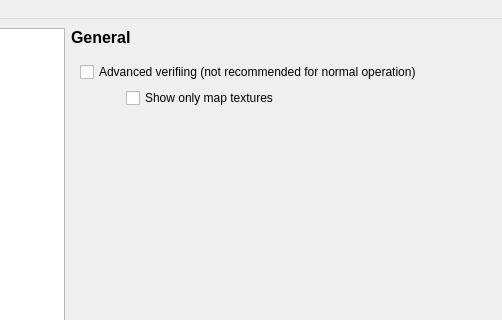
This is OTModules/OTGeneric/wpreferences.ui in pietr26/OMSI-Tools as Qt 5 draws it before an edit; both pictures show x 200 to 702 and y 0 to 320 of the 819 by 606 pixel window. The edited form follows.
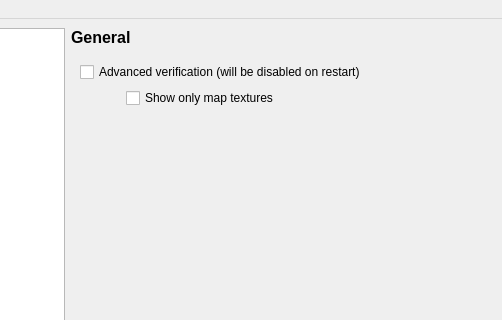
This is the edited form. The open tabs and pages were chosen to show the change. Icons and pictures are not drawn.

Commit message: Reset advanced verification on restart

Diff of the .ui file:
```diff
--- a/OTModules/OTGeneric/wpreferences.ui
+++ b/OTModules/OTGeneric/wpreferences.ui
@@ -1039,7 +1039,7 @@
                  <string>If the advanced verifying is active, the contents of the scenery objects and splines are also checked. This includes, among other things, a texture and variable check.</string>
                 </property>
                 <property name="text">
-                 <string>Advanced verifiing (not recommended for normal operation)</string>
+                 <string>Advanced verification (will be disabled on restart)</string>
                 </property>
                </widget>
               </item>
```
Left out of the diff: 2 changed lines with no effect on the pictures. The commit also changes 1 other file.
